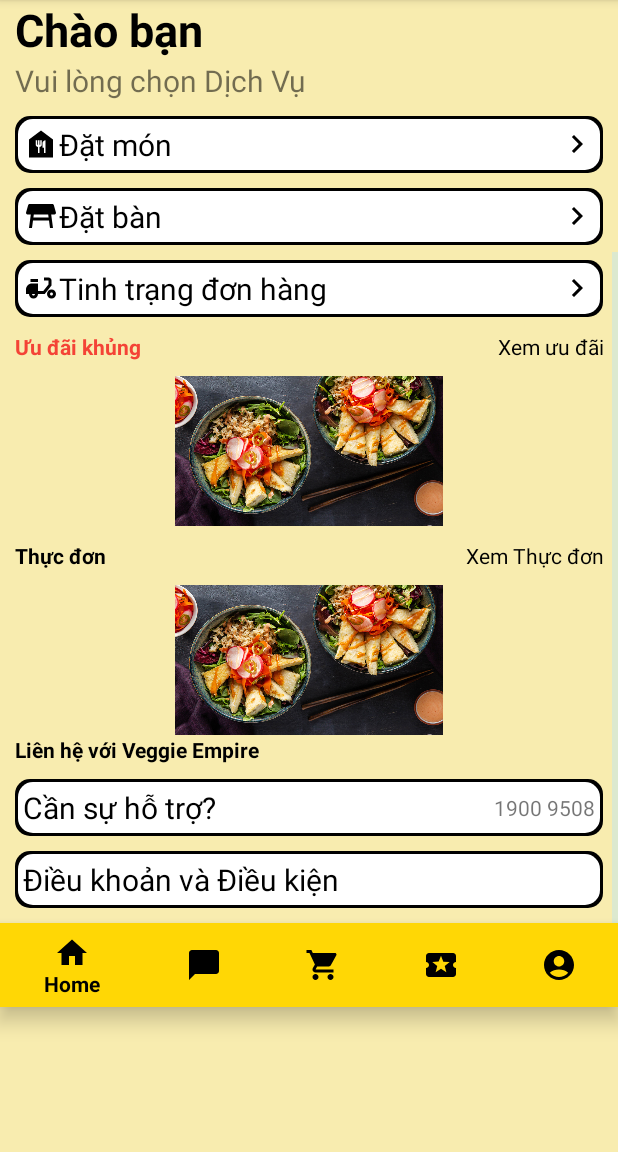
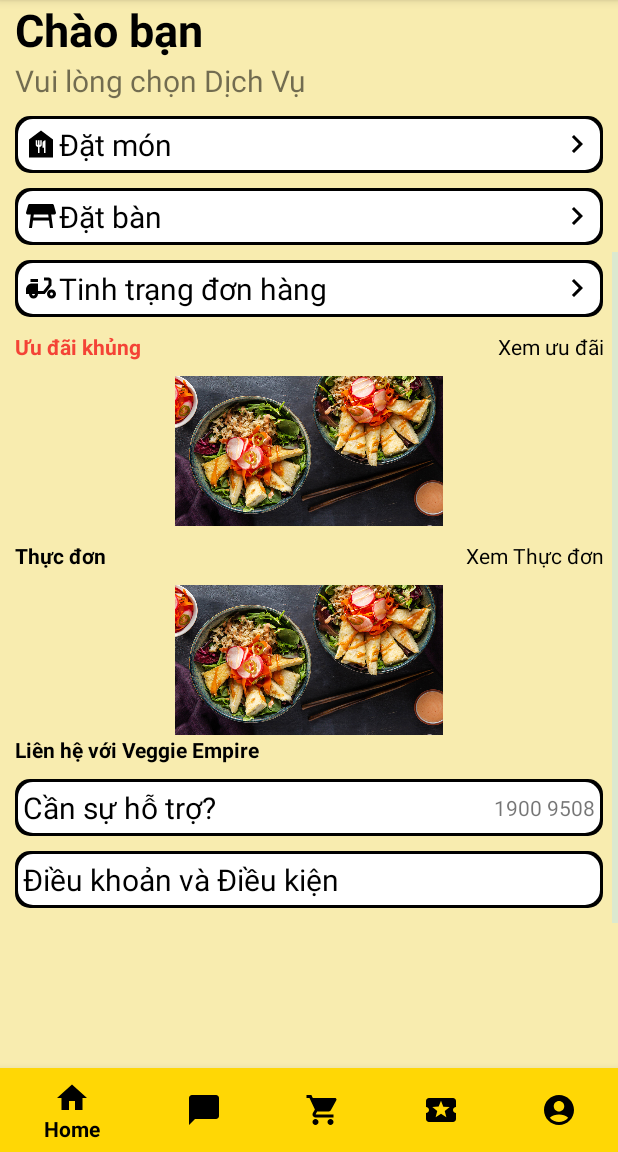
Before and after one commit to thuynt0201/VeggieEmpireGR5, an Android app: the screen it shows after launch (TrangChu), scrolled down 230 dp, on a phone screen of 412 x 824 dp, the part 84-1236 px from its top. Run offline under Robolectric (Android 15) with nearby library versions, the phone set to English and light mode, and no system bars; libraries missing offline, so code that uses them is left out: me.relex.circleindicator; plain views replace CircleIndicator3; 2 statements that could not run were skipped.

Commit message:
Thuy fix footer

```diff
--- a/app/build.gradle
+++ b/app/build.gradle
@@ -43,6 +43,5 @@ dependencies {
     androidTestImplementation 'androidx.test.espresso:espresso-core:3.4.0'
 
     implementation 'me.relex:circleindicator:2.1.6'
-
     implementation 'com.google.android.material:material:1.7.0'
 }
--- a/app/src/main/res/layout/activity_trang_chu.xml
+++ b/app/src/main/res/layout/activity_trang_chu.xml
@@ -1,214 +1,249 @@
 <?xml version="1.0" encoding="utf-8"?>
-<LinearLayout xmlns:android="http://schemas.android.com/apk/res/android"
+<androidx.constraintlayout.widget.ConstraintLayout
+    xmlns:android="http://schemas.android.com/apk/res/android"
     xmlns:app="http://schemas.android.com/apk/res-auto"
     xmlns:tools="http://schemas.android.com/tools"
     android:layout_width="match_parent"
     android:layout_height="match_parent"
-    tools:context=".TrangChu"
-    android:orientation="vertical"
-    android:background="#F8ECAF">
+    android:background="#F8ECAF"
+    tools:context=".TrangChu">
 
     <ScrollView
         android:layout_width="match_parent"
-        android:layout_height="615dp">
+        android:layout_height="615dp"
+        tools:ignore="MissingConstraints">
+
         <LinearLayout
             android:layout_width="match_parent"
             android:layout_height="wrap_content"
             android:orientation="vertical">
+
             <RelativeLayout
                 android:layout_width="match_parent"
                 android:layout_height="wrap_content">
+
                 <androidx.viewpager2.widget.ViewPager2
                     android:id="@+id/view_pager_2"
                     android:layout_width="match_parent"
-                    android:layout_height="220dp"/>
+                    android:layout_height="220dp" />
+
                 <me.relex.circleindicator.CircleIndicator3
                     android:id="@+id/circle_indicator_3"
                     android:layout_width="wrap_content"
+                    android:layout_height="40dp"
                     android:layout_alignParentEnd="true"
+                    android:layout_margin="5dp"
                     app:ci_drawable="@drawable/bg_indicator_3"
-                    android:layout_margin="5dp"
-                    android:layout_height="40dp"/>
+                    tools:ignore="MissingClass" />
             </RelativeLayout>
 
             <LinearLayout
                 android:layout_width="match_parent"
                 android:layout_height="match_parent"
-                android:padding="10dp"
-                android:orientation="vertical">
+                android:orientation="vertical"
+                android:padding="10dp">
+
                 <TextView
                     android:layout_width="match_parent"
                     android:layout_height="wrap_content"
                     android:text="Chào bạn"
                     android:textColor="#000000"
-                    android:textStyle="bold"
-                    android:textSize="30sp"/>
+                    android:textSize="30sp"
+                    android:textStyle="bold" />
+
                 <TextView
                     android:layout_width="match_parent"
                     android:layout_height="wrap_content"
                     android:text="Vui lòng chọn Dịch Vụ"
-                    android:textSize="20sp"/>
+                    android:textSize="20sp" />
+
                 <LinearLayout
                     android:layout_width="match_parent"
                     android:layout_height="wrap_content"
-                    android:padding="5dp"
+                    android:layout_marginTop="10dp"
                     android:background="@drawable/bogoc"
-                    android:layout_marginTop="10dp">
+                    android:padding="5dp">
+
                     <TextView
                         android:layout_width="wrap_content"
                         android:layout_height="wrap_content"
+                        android:drawableLeft="@drawable/ic_baseline_food_bank_24"
                         android:text="Đặt món"
-                        android:textSize="20sp"
                         android:textColor="#000000"
-                        android:drawableLeft="@drawable/ic_baseline_food_bank_24"/>
+                        android:textSize="20sp" />
+
                     <LinearLayout
                         android:layout_width="match_parent"
                         android:layout_height="match_parent"
                         android:gravity="right">
+
                         <ImageView
                             android:id="@+id/imv_DatMon"
                             android:layout_width="wrap_content"
                             android:layout_height="wrap_content"
-                            android:src="@drawable/ic_baseline_navigate_next_24"
-                            android:layout_gravity="center"/>
+                            android:layout_gravity="center"
+                            android:src="@drawable/ic_baseline_navigate_next_24" />
                     </LinearLayout>
                 </LinearLayout>
+
                 <LinearLayout
                     android:layout_width="match_parent"
                     android:layout_height="wrap_content"
-                    android:padding="5dp"
+                    android:layout_marginTop="10dp"
                     android:background="@drawable/bogoc"
-                    android:layout_marginTop="10dp">
+                    android:padding="5dp">
+
                     <TextView
                         android:layout_width="wrap_content"
                         android:layout_height="wrap_content"
+                        android:drawableLeft="@drawable/ic_baseline_table_restaurant_24"
                         android:text="Đặt bàn"
-                        android:textSize="20sp"
                         android:textColor="#000000"
-                        android:drawableLeft="@drawable/ic_baseline_table_restaurant_24"/>
+                        android:textSize="20sp" />
+
                     <LinearLayout
                         android:layout_width="match_parent"
                         android:layout_height="match_parent"
                         android:gravity="right">
+
                         <ImageView
                             android:id="@+id/imv_DatBan"
                             android:layout_width="wrap_content"
                             android:layout_height="wrap_content"
-                            android:src="@drawable/ic_baseline_navigate_next_24"
-                            android:layout_gravity="center"/>
+                            android:layout_gravity="center"
+                            android:src="@drawable/ic_baseline_navigate_next_24" />
                     </LinearLayout>
                 </LinearLayout>
+
                 <LinearLayout
                     android:layout_width="match_parent"
                     android:layout_height="wrap_content"
-                    android:padding="5dp"
+                    android:layout_marginTop="10dp"
                     android:background="@drawable/bogoc"
-                    android:layout_marginTop="10dp">
+                    android:padding="5dp">
+
                     <TextView
                         android:layout_width="wrap_content"
                         android:layout_height="wrap_content"
+                        android:drawableLeft="@drawable/ic_baseline_delivery_dining_24"
                         android:text="Tinh trạng đơn hàng"
-                        android:textSize="20sp"
                         android:textColor="#000000"
-                        android:drawableLeft="@drawable/ic_baseline_delivery_dining_24"/>
+                        android:textSize="20sp" />
+
                     <LinearLayout
                         android:layout_width="match_parent"
                         android:layout_height="match_parent"
                         android:gravity="right">
+
                         <ImageView
                             android:id="@+id/btn_LienKet"
                             android:layout_width="wrap_content"
                             android:layout_height="wrap_content"
-                            android:src="@drawable/ic_baseline_navigate_next_24"
-                            android:layout_gravity="center"/>
+                            android:layout_gravity="center"
+                            android:src="@drawable/ic_baseline_navigate_next_24" />
                     </LinearLayout>
                 </LinearLayout>
+
                 <LinearLayout
                     android:layout_width="match_parent"
                     android:layout_height="wrap_content"
                     android:layout_marginTop="10dp">
+
                     <TextView
                         android:layout_width="wrap_content"
                         android:layout_height="wrap_content"
                         android:text="Ưu đãi khủng"
-                        android:textStyle="bold"
-                        android:textColor="#F44336"/>
+                        android:textColor="#F44336"
+                        android:textStyle="bold" />
+
                     <TextView
                         android:layout_width="match_parent"
                         android:layout_height="wrap_content"
+                        android:gravity="end"
                         android:text="Xem ưu đãi"
-                        android:textColor="#000000"
-                        android:gravity="end"/>
+                        android:textColor="#000000" />
                 </LinearLayout>
+
                 <ImageView
                     android:layout_width="match_parent"
                     android:layout_height="100dp"
-                    android:src="@drawable/veganfood"
-                    android:layout_marginTop="10dp"/>
+                    android:layout_marginTop="10dp"
+                    android:src="@drawable/veganfood" />
+
                 <LinearLayout
                     android:layout_width="match_parent"
                     android:layout_height="wrap_content"
                     android:layout_marginTop="10dp">
+
                     <TextView
                         android:layout_width="wrap_content"
                         android:layout_height="wrap_content"
                         android:text="Thực đơn"
-                        android:textStyle="bold"
-                        android:textColor="#000000"/>
+                        android:textColor="#000000"
+                        android:textStyle="bold" />
+
                     <TextView
                         android:layout_width="match_parent"
                         android:layout_height="wrap_content"
+                        android:gravity="end"
                         android:text="Xem Thực đơn"
-                        android:textColor="#000000"
-                        android:gravity="end"/>
+                        android:textColor="#000000" />
                 </LinearLayout>
+
                 <ImageView
                     android:layout_width="match_parent"
                     android:layout_height="100dp"
-                    android:src="@drawable/veganfood"
-                    android:layout_marginTop="10dp"/>
+                    android:layout_marginTop="10dp"
+                    android:src="@drawable/veganfood" />
+
                 <TextView
                     android:layout_width="wrap_content"
                     android:layout_height="wrap_content"
                     android:text="Liên hệ với Veggie Empire"
-                    android:textStyle="bold"
-                    android:textColor="#000000"/>
+                    android:textColor="#000000"
+                    android:textStyle="bold" />
+
                 <LinearLayout
                     android:layout_width="match_parent"
                     android:layout_height="wrap_content"
-                    android:padding="5dp"
+                    android:layout_marginTop="10dp"
                     android:background="@drawable/bogoc"
-                    android:layout_marginTop="10dp">
+                    android:padding="5dp">
+
                     <TextView
                         android:layout_width="wrap_content"
                         android:layout_height="wrap_content"
                         android:text="Cần sự hỗ trợ?"
-                        android:textSize="20sp"
-                        android:textColor="#000000"/>
+                        android:textColor="#000000"
+                        android:textSize="20sp" />
+
                     <LinearLayout
                         android:layout_width="match_parent"
                         android:layout_height="match_parent"
                         android:gravity="right">
+
                         <TextView
                             android:id="@+id/txt_sdt"
                             android:layout_width="wrap_content"
                             android:layout_height="wrap_content"
                             android:layout_gravity="center"
-                            android:text="1900 9508"/>
+                            android:text="1900 9508" />
                     </LinearLayout>
                 </LinearLayout>
+
                 <LinearLayout
                     android:layout_width="match_parent"
                     android:layout_height="wrap_content"
-                    android:padding="5dp"
+                    android:layout_marginTop="10dp"
                     android:background="@drawable/bogoc"
-                    android:layout_marginTop="10dp">
+                    android:padding="5dp">
+
                     <TextView
                         android:layout_width="wrap_content"
                         android:layout_height="wrap_content"
                         android:text="Điều khoản và Điều kiện"
-                        android:textSize="20sp"
-                        android:textColor="#000000"/>
+                        android:textColor="#000000"
+                        android:textSize="20sp" />
                 </LinearLayout>
             </LinearLayout>
         </LinearLayout>
@@ -218,11 +253,14 @@
         android:id="@+id/bottom_nav"
         android:layout_width="match_parent"
         android:layout_height="wrap_content"
-        app:menu="@menu/bottom_nav_menu"
         app:itemBackground="@color/colorPrimary1"
         app:itemIconTint="@color/black"
-        app:itemTextColor="@color/black"/>
+        app:itemTextColor="@color/black"
+        app:menu="@menu/bottom_nav_menu"
+        android:layout_gravity="bottom"
+        app:fabCradleRoundedCornerRadius="50dp"
+        app:layout_constraintBottom_toBottomOf="parent"
+        tools:ignore="BottomAppBar,MissingConstraints"/>
 
 
-
-</LinearLayout>
+</androidx.constraintlayout.widget.ConstraintLayout>
```
